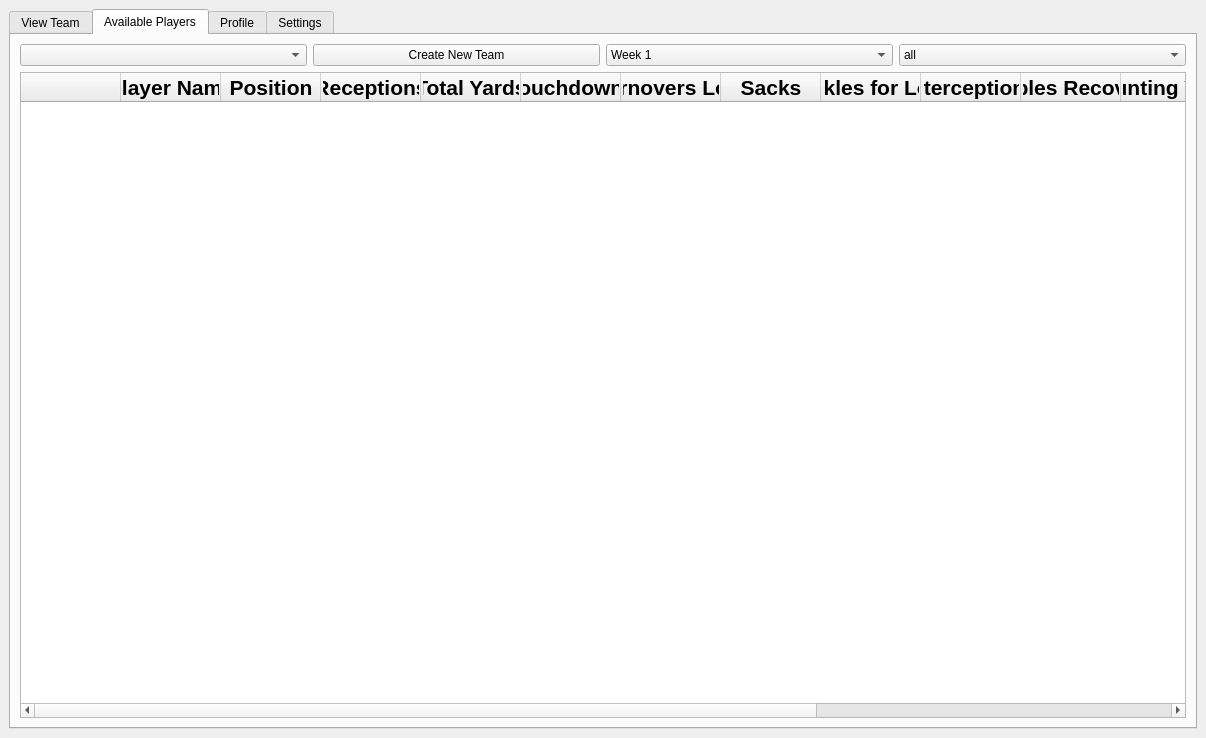
Before: the Qt Designer form client/ui_xml/another_window_widget.ui in shubhpatel18/cs440, drawn with Qt 5.
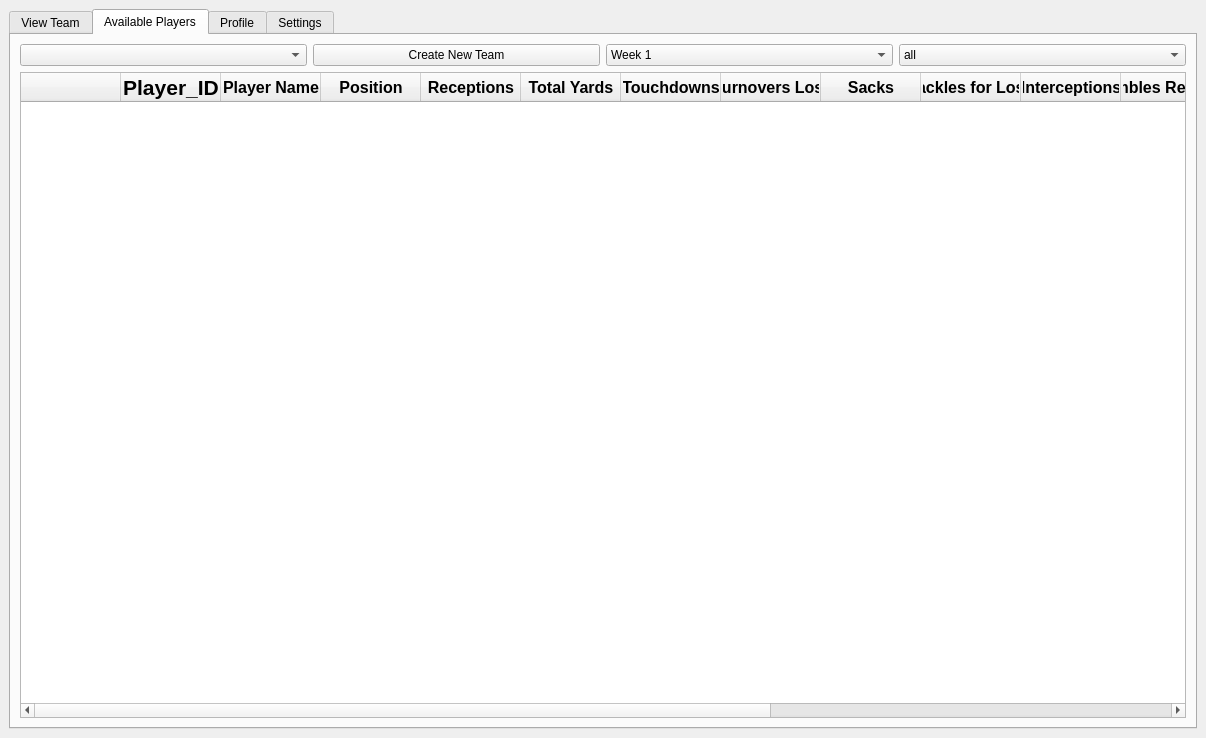
After: the same form once the commit is applied. The open tabs and pages were chosen to show the change. Icons and pictures are not drawn.

Commit message: Fixed font size of tables

Diff of the .ui file:
```diff
--- a/client/ui_xml/another_window_widget.ui
+++ b/client/ui_xml/another_window_widget.ui
@@ -587,13 +587,25 @@
             <string/>
            </property>
           </column>
+          <column>
+           <property name="text">
+            <string>Player_ID</string>
+           </property>
+           <property name="font">
+            <font>
+             <pointsize>16</pointsize>
+             <weight>75</weight>
+             <bold>true</bold>
+            </font>
+           </property>
+          </column>
           <column>
            <property name="text">
             <string>Player Name</string>
            </property>
            <property name="font">
             <font>
-             <pointsize>16</pointsize>
+             <pointsize>12</pointsize>
              <weight>75</weight>
              <bold>true</bold>
             </font>
@@ -605,7 +617,7 @@
            </property>
            <property name="font">
             <font>
-             <pointsize>16</pointsize>
+             <pointsize>12</pointsize>
              <weight>75</weight>
              <bold>true</bold>
             </font>
@@ -617,7 +629,7 @@
            </property>
            <property name="font">
             <font>
-             <pointsize>16</pointsize>
+             <pointsize>12</pointsize>
              <weight>75</weight>
              <bold>true</bold>
             </font>
@@ -629,7 +641,7 @@
            </property>
            <property name="font">
             <font>
-             <pointsize>16</pointsize>
+             <pointsize>12</pointsize>
              <weight>75</weight>
              <bold>true</bold>
             </font>
@@ -641,7 +653,7 @@
            </property>
            <property name="font">
             <font>
-             <pointsize>16</pointsize>
+             <pointsize>12</pointsize>
              <weight>75</weight>
              <bold>true</bold>
             </font>
@@ -653,7 +665,7 @@
            </property>
            <property name="font">
             <font>
-             <pointsize>16</pointsize>
+             <pointsize>12</pointsize>
              <weight>75</weight>
              <bold>true</bold>
             </font>
@@ -665,7 +677,7 @@
            </property>
            <property name="font">
             <font>
-             <pointsize>16</pointsize>
+             <pointsize>12</pointsize>
              <weight>75</weight>
              <bold>true</bold>
             </font>
@@ -677,7 +689,7 @@
            </property>
            <property name="font">
             <font>
-             <pointsize>16</pointsize>
+             <pointsize>12</pointsize>
              <weight>75</weight>
              <bold>true</bold>
             </font>
@@ -689,7 +701,7 @@
            </property>
            <property name="font">
             <font>
-             <pointsize>16</pointsize>
+             <pointsize>12</pointsize>
              <weight>75</weight>
              <bold>true</bold>
             </font>
@@ -701,7 +713,7 @@
            </property>
            <property name="font">
             <font>
-             <pointsize>16</pointsize>
+             <pointsize>12</pointsize>
              <weight>75</weight>
              <bold>true</bold>
             </font>
@@ -713,7 +725,7 @@
            </property>
            <property name="font">
             <font>
-             <pointsize>16</pointsize>
+             <pointsize>12</pointsize>
              <weight>75</weight>
              <bold>true</bold>
             </font>
@@ -725,7 +737,7 @@
            </property>
            <property name="font">
             <font>
-             <pointsize>16</pointsize>
+             <pointsize>12</pointsize>
              <weight>75</weight>
              <bold>true</bold>
             </font>
@@ -737,7 +749,7 @@
            </property>
            <property name="font">
             <font>
-             <pointsize>16</pointsize>
+             <pointsize>12</pointsize>
              <weight>75</weight>
              <bold>true</bold>
             </font>
@@ -749,7 +761,7 @@
            </property>
            <property name="font">
             <font>
-             <pointsize>16</pointsize>
+             <pointsize>12</pointsize>
              <weight>75</weight>
              <bold>true</bold>
             </font>
@@ -761,7 +773,7 @@
            </property>
            <property name="font">
             <font>
-             <pointsize>16</pointsize>
+             <pointsize>12</pointsize>
              <weight>75</weight>
              <bold>true</bold>
             </font>
```
Left out of the diff: 32 changed lines with no effect on the pictures. The commit also changes 1 other file.
